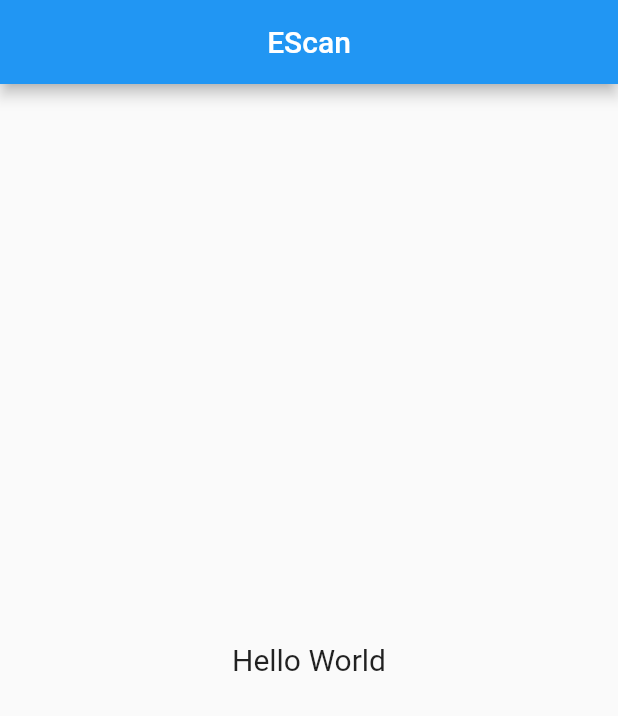
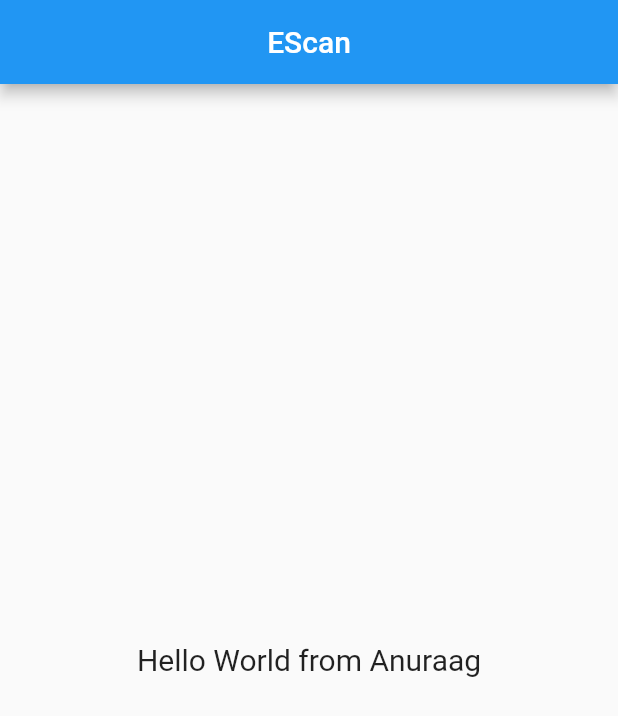
Before and after one commit to KetakiMDeshmukh/eScan, a Flutter app: the screen it shows after launch, on a phone screen of 412 x 824 dp. Shown: the top 716 px of the screen. Run offline on Flutter 3.47's test engine with Material 2 defaults, Android fonts, the phone set to English and light mode, and no system bars.

Commit message:
Anuraag wants to push changes

```diff
--- a/lib/main.dart
+++ b/lib/main.dart
@@ -37,7 +37,7 @@ class _MyHomePageState extends State<MyHomePage> {
       ),
       body: Center(
         child: Text(
-          "Hello World",
+          "Hello World from Anuraag",
           style: TextStyle(
             fontSize: 20,
           ),
```
